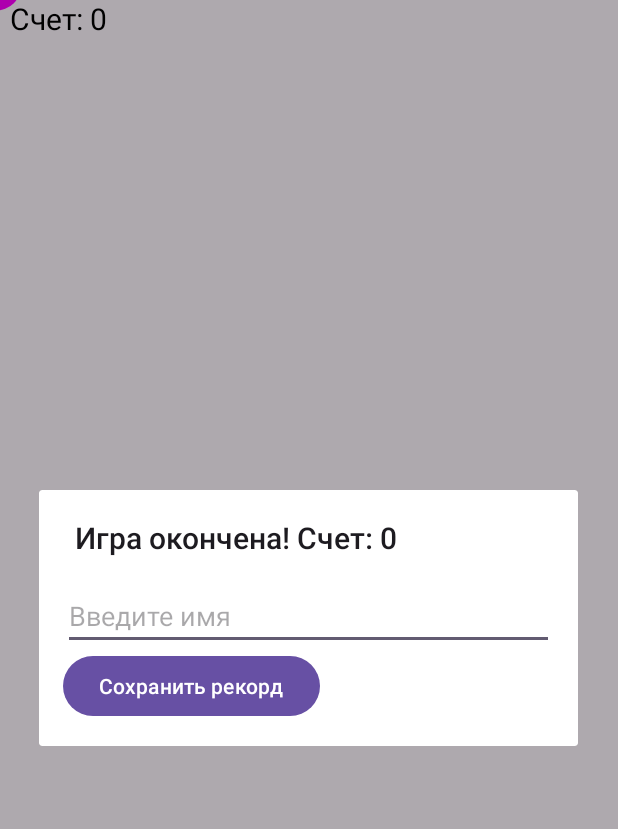
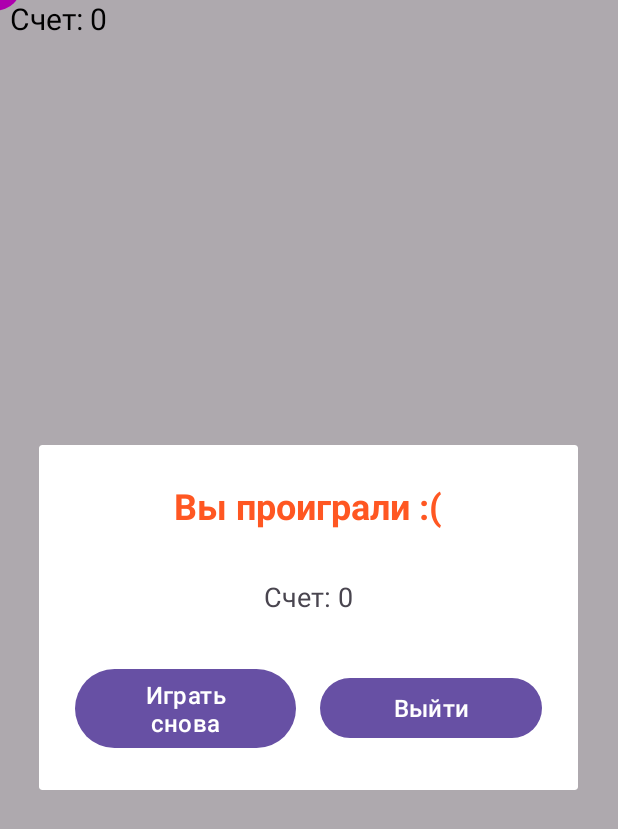
Before and after one commit to iym6/rats_and_cats, an Android app: the screen it shows after launch (MainActivity), after a tap on "Начать игру", on a phone screen of 412 x 824 dp. Shown: the top 829 px of the screen. Run offline under Robolectric (Android 15) with nearby library versions, the phone set to English and light mode, and no system bars; our stand-ins replace Room's generated code; pictures from the network do not load.

Commit message:
фикс таблицы рекордов

```diff
--- a/app/src/main/java/ru/ilyamorozov/rats_and_cats/EndGameDialogFragment.kt
+++ b/app/src/main/java/ru/ilyamorozov/rats_and_cats/EndGameDialogFragment.kt
@@ -5,17 +5,15 @@ import android.os.Bundle
 import android.view.LayoutInflater
 import android.view.View
 import android.widget.Button
-import android.widget.EditText
+import android.widget.TextView
 import androidx.appcompat.app.AlertDialog
 import androidx.fragment.app.DialogFragment
-import androidx.fragment.app.viewModels
-import java.text.SimpleDateFormat
-import java.util.Date
-import java.util.Locale
+import androidx.fragment.app.activityViewModels
 
 class EndGameDialogFragment : DialogFragment() {
 
-    private val viewModel: LeaderboardViewModel by viewModels()
+    private val viewModel: SharedViewModel by activityViewModels()
+    private val leaderboardViewModel: LeaderboardViewModel by activityViewModels()
     private var score: Int = 0
 
     companion object {
@@ -33,20 +31,43 @@ class EndGameDialogFragment : DialogFragment() {
 
     override fun onCreateDialog(savedInstanceState: Bundle?): Dialog {
         val view: View = LayoutInflater.from(context).inflate(R.layout.dialog_end_game, null)
-        val nameEditText: EditText = view.findViewById(R.id.nameEditText)
-        val saveButton: Button = view.findViewById(R.id.saveButton)
 
-        saveButton.setOnClickListener {
-            val name = nameEditText.text.toString()
-            val date = SimpleDateFormat("dd.MM.yyyy", Locale.getDefault()).format(Date())
-            val record = ScoreRecord(playerName = name, score = score, date = date)
-            viewModel.insertScore(record)
+        val scoreText: TextView = view.findViewById(R.id.scoreText)
+        val titleText: TextView = view.findViewById(R.id.titleText)
+        val playAgainButton: Button = view.findViewById(R.id.playAgainButton)
+        val exitButton: Button = view.findViewById(R.id.exitButton)
+        scoreText.text = "Счет: $score"
+        // Автоматическое сохранение рекорда
+        saveRecordAutomatically()
+
+        playAgainButton.setOnClickListener {
             dismiss()
+            (requireActivity() as? MainActivity)?.showFragment(GameFragment())
+        }
+
+        exitButton.setOnClickListener {
+            dismiss()
+            (requireActivity() as? MainActivity)?.showMainMenu()
         }
 
         return AlertDialog.Builder(requireContext())
-            .setTitle("Игра окончена! Счет: $score")
             .setView(view)
+            .setCancelable(false) // Нельзя закрыть без выбора
             .create()
     }
+
+    /** Автоматическое сохранение рекорда по имени из настроек */
+    private fun saveRecordAutomatically() {
+        val prefs = requireActivity().getSharedPreferences("game_prefs", android.content.Context.MODE_PRIVATE)
+        val playerName = prefs.getString("player_name", "Игрок") ?: "Игрок"
+        val date = java.text.SimpleDateFormat("dd.MM.yyyy", java.util.Locale.getDefault()).format(java.util.Date())
+
+        val record = ScoreRecord(
+            playerName = playerName,
+            score = score,
+            date = date
+        )
+
+        leaderboardViewModel.insertScore(record)
+    }
 }
--- a/app/src/main/java/ru/ilyamorozov/rats_and_cats/GameView.kt
+++ b/app/src/main/java/ru/ilyamorozov/rats_and_cats/GameView.kt
@@ -224,22 +224,21 @@ class GameView(context: Context) : View(context) {
                 true
             } else false
         }
+        // Проверка коллизии с преследующей кошкой
         chasingCat?.let { cat ->
             if (isCollision(mouse, cat)) {
-                isGameOver = true
-                (context as? MainActivity)?.let { activity ->
-                    EndGameDialogFragment.newInstance(score).show(activity.supportFragmentManager, "end_game")
-                }
-                stopScoreNotification()
+                endGame()
+                return // Выходим, чтобы не проверять другие кошки
             }
         }
-        strayCats.forEach { cat ->
-            if (isCollision(mouse, cat)) {
-                isGameOver = true
-                (context as? MainActivity)?.let { activity ->
-                    EndGameDialogFragment.newInstance(score).show(activity.supportFragmentManager, "end_game")
+
+        // Проверка коллизий с бродячими кошками (только если игра не окончена)
+        if (!isGameOver) {
+            strayCats.forEach { cat ->
+                if (isCollision(mouse, cat)) {
+                    endGame()
+                    return // Выходим после первой коллизии
                 }
-                stopScoreNotification()
             }
         }
     }
@@ -311,4 +310,17 @@ class GameView(context: Context) : View(context) {
         soundPool = null
         stopScoreNotification()
     }
+
+    private fun endGame() {
+        if (isGameOver) return // Избегаем множественных вызовов
+
+        isGameOver = true
+        gameLoop?.cancel()
+        stopScoreNotification()
+
+        // Показываем диалог
+        (context as? MainActivity)?.let { activity ->
+            EndGameDialogFragment.newInstance(score).show(activity.supportFragmentManager, "end_game")
+        }
+    }
 }
--- a/app/src/main/java/ru/ilyamorozov/rats_and_cats/MainActivity.kt
+++ b/app/src/main/java/ru/ilyamorozov/rats_and_cats/MainActivity.kt
@@ -69,7 +69,7 @@ class MainActivity : AppCompatActivity() {
     }
 
     // Метод для показа фрагмента с управлением видимостью меню
-    private fun showFragment(fragment: Fragment) {
+    fun showFragment(fragment: Fragment) {
         Log.i("RatsAndCats", "Showing fragment: ${fragment.javaClass.simpleName}")
         setMenuVisibility(false) // Скрываем меню для всех фрагментов
         supportFragmentManager.commit {
--- a/app/src/main/res/layout/dialog_end_game.xml
+++ b/app/src/main/res/layout/dialog_end_game.xml
@@ -3,18 +3,53 @@
     android:layout_width="match_parent"
     android:layout_height="wrap_content"
     android:orientation="vertical"
-    android:padding="16dp">
+    android:padding="24dp"
+    android:gravity="center">
 
-    <EditText
-        android:id="@+id/nameEditText"
+    <!-- Текст "Вы проиграли :(" -->
+    <TextView
+        android:id="@+id/titleText"
+        android:layout_width="wrap_content"
+        android:layout_height="wrap_content"
+        android:text="Вы проиграли :("
+        android:textSize="24sp"
+        android:textStyle="bold"
+        android:textColor="#FF5722"
+        android:layout_marginBottom="32dp" />
+
+    <!-- Текущий счет -->
+    <TextView
+        android:id="@+id/scoreText"
+        android:layout_width="wrap_content"
+        android:layout_height="wrap_content"
+        android:textSize="18sp"
+        android:layout_marginBottom="32dp" />
+
+    <!-- Кнопки -->
+    <LinearLayout
         android:layout_width="match_parent"
         android:layout_height="wrap_content"
-        android:hint="Введите имя" />
+        android:orientation="horizontal"
+        android:gravity="center">
 
-    <Button
-        android:id="@+id/saveButton"
-        android:layout_width="wrap_content"
-        android:layout_height="wrap_content"
-        android:text="Сохранить рекорд" />
+        <Button
+            android:id="@+id/playAgainButton"
+            android:layout_width="0dp"
+            android:layout_height="wrap_content"
+            android:layout_weight="1"
+            android:layout_marginEnd="8dp"
+            android:text="Играть снова"
+            android:textSize="16sp" />
+
+        <Button
+            android:id="@+id/exitButton"
+            android:layout_width="0dp"
+            android:layout_height="wrap_content"
+            android:layout_weight="1"
+            android:layout_marginStart="8dp"
+            android:text="Выйти"
+            android:textSize="16sp" />
+
+    </LinearLayout>
 
 </LinearLayout>
```
Also changed, not shown: app/src/main/java/ru/ilyamorozov/rats_and_cats/ScoreRepository.kt (+4 -4 lines), app/src/main/res/layout/item_score.xml (+23 -4 lines).
